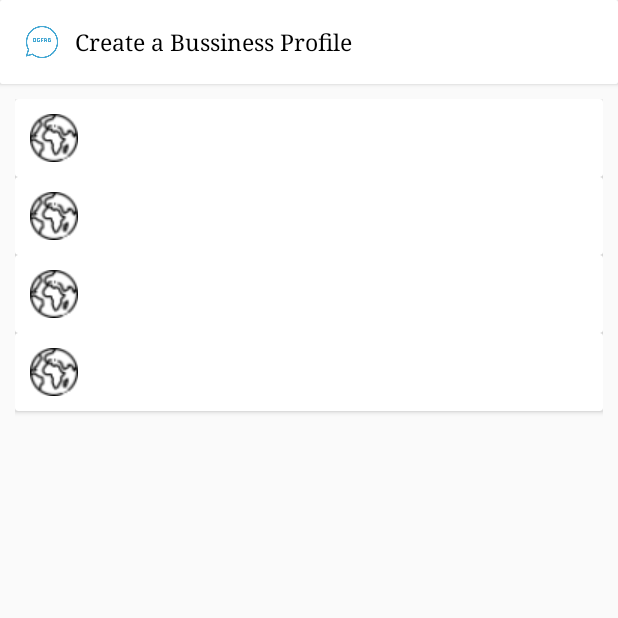
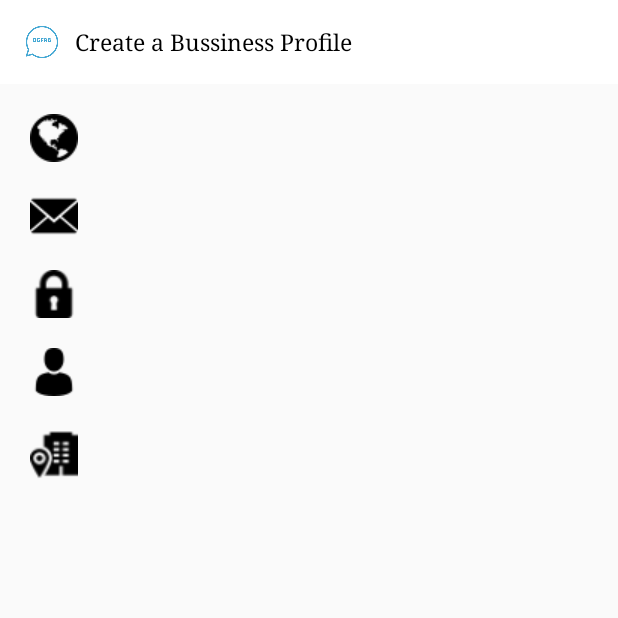
Before and after one commit to raghsahu/DGFAB_8july_New_Dynamic, an Android app: the Main_Registration_1 screen opened directly, with no data from a screen before it, on a phone screen of 412 x 824 dp, the top half of it. Run offline under Robolectric (Android 15) with nearby library versions, the phone set to English and light mode, and no system bars.

```diff
--- /dev/null
+++ b/app/src/main/res/drawable/ic_email_black_24dp.xml
@@ -0,0 +1,5 @@
+<vector android:height="24dp" android:tint="#060606"
+    android:viewportHeight="24.0" android:viewportWidth="24.0"
+    android:width="24dp" xmlns:android="http://schemas.android.com/apk/res/android">
+    <path android:fillColor="#FF000000" android:pathData="M20,4L4,4c-1.1,0 -1.99,0.9 -1.99,2L2,18c0,1.1 0.9,2 2,2h16c1.1,0 2,-0.9 2,-2L22,6c0,-1.1 -0.9,-2 -2,-2zM20,8l-8,5 -8,-5L4,6l8,5 8,-5v2z"/>
+</vector>
--- a/app/src/main/res/layout/activity_main__registration_1.xml
+++ b/app/src/main/res/layout/activity_main__registration_1.xml
@@ -8,11 +8,6 @@
     tools:context=".LoginandReg.Main_Registration_1"
     android:orientation="vertical">
 
-    <android.support.v7.widget.CardView
-        android:id="@+id/card_toolbar"
-        android:layout_width="match_parent"
-        android:layout_height="wrap_content"
-        android:elevation="2dp">
 
         <android.support.v7.widget.Toolbar xmlns:android="http://schemas.android.com/apk/res/android"
             xmlns:app="http://schemas.android.com/apk/res-auto"
@@ -41,7 +36,7 @@
                 android:typeface="serif" />
 
         </android.support.v7.widget.Toolbar>
-    </android.support.v7.widget.CardView>
+
 
     <LinearLayout
         android:padding="10dp"
@@ -49,9 +44,6 @@
         android:layout_width="match_parent"
         android:layout_height="match_parent">
 
-        <android.support.v7.widget.CardView
-            android:layout_width="match_parent"
-            android:layout_height="wrap_content">
             <LinearLayout
                 android:weightSum="2"
                 android:padding="10dp"
@@ -59,7 +51,7 @@
                 android:layout_height="wrap_content">
                 <ImageView
                     android:layout_weight="0"
-                    android:src="@drawable/planetearth"
+                    android:src="@drawable/earthglobe"
                     android:layout_width="wrap_content"
                     android:layout_height="wrap_content" />
                     <android.support.design.widget.TextInputLayout
@@ -79,11 +71,6 @@
 
 
 
-        </android.support.v7.widget.CardView>
-
-        <android.support.v7.widget.CardView
-            android:layout_width="match_parent"
-            android:layout_height="wrap_content">
             <LinearLayout
                 android:weightSum="2"
                 android:padding="10dp"
@@ -91,7 +78,7 @@
                 android:layout_height="wrap_content">
                 <ImageView
                     android:layout_weight="0"
-                    android:src="@drawable/planetearth"
+                    android:src="@drawable/emailenvelope"
                     android:layout_width="wrap_content"
                     android:layout_height="wrap_content" />
                 <android.support.design.widget.TextInputLayout
@@ -109,12 +96,59 @@
 
             </LinearLayout>
 
+            <LinearLayout
+                android:weightSum="2"
+                android:padding="10dp"
+                android:layout_width="match_parent"
+                android:layout_height="wrap_content">
+                <ImageView
 
+                    android:layout_weight="0"
+                    android:src="@drawable/password"
+                    android:layout_width="wrap_content"
+                    android:layout_height="wrap_content" />
+                <android.support.design.widget.TextInputLayout
+                    android:layout_weight="1"
+                    android:layout_width="match_parent"
+                    android:layout_height="match_parent">
+                    <EditText
 
-        </android.support.v7.widget.CardView>
-        <android.support.v7.widget.CardView
+                        android:background="@null"
+
+                        android:layout_width="match_parent"
+                        android:layout_height="match_parent" />
+
+                </android.support.design.widget.TextInputLayout>
+
+            </LinearLayout>
+        <LinearLayout
+            android:weightSum="2"
+            android:padding="10dp"
             android:layout_width="match_parent"
             android:layout_height="wrap_content">
+            <ImageView
+                android:layout_weight="0"
+                android:src="@drawable/manuser"
+                android:layout_width="wrap_content"
+                android:layout_height="wrap_content" />
+            <LinearLayout
+                android:layout_width="match_parent"
+                android:layout_height="wrap_content">
+            <android.support.design.widget.TextInputLayout
+                android:layout_weight="1"
+                android:layout_width="match_parent"
+                android:layout_height="match_parent">
+                <EditText
+
+                    android:background="@null"
+
+                    android:layout_width="match_parent"
+                    android:layout_height="match_parent" />
+
+            </android.support.design.widget.TextInputLayout>
+            </LinearLayout>
+        </LinearLayout>
+
             <LinearLayout
                 android:weightSum="2"
                 android:padding="10dp"
@@ -122,7 +156,7 @@
                 android:layout_height="wrap_content">
                 <ImageView
                     android:layout_weight="0"
-                    android:src="@drawable/planetearth"
+                    android:src="@drawable/company"
                     android:layout_width="wrap_content"
                     android:layout_height="wrap_content" />
                 <android.support.design.widget.TextInputLayout
@@ -140,39 +174,5 @@
 
             </LinearLayout>
 
-
-
-        </android.support.v7.widget.CardView>
-        <android.support.v7.widget.CardView
-            android:layout_width="match_parent"
-            android:layout_height="wrap_content">
-            <LinearLayout
-                android:weightSum="2"
-                android:padding="10dp"
-                android:layout_width="match_parent"
-                android:layout_height="wrap_content">
-                <ImageView
-                    android:layout_weight="0"
-                    android:src="@drawable/planetearth"
-                    android:layout_width="wrap_content"
-                    android:layout_height="wrap_content" />
-                <android.support.design.widget.TextInputLayout
-                    android:layout_weight="1"
-                    android:layout_width="match_parent"
-                    android:layout_height="match_parent">
-                    <EditText
-
-                        android:background="@null"
-
-                        android:layout_width="match_parent"
-                        android:layout_height="match_parent" />
-
-                </android.support.design.widget.TextInputLayout>
-
-            </LinearLayout>
-
-
-
-        </android.support.v7.widget.CardView>
     </LinearLayout>
 </LinearLayout>
```
Also changed, not shown: app/src/main/res/drawable/company.png (added), app/src/main/res/drawable/earthglobe.png (added), app/src/main/res/drawable/emailenvelope.png (added), app/src/main/res/drawable/manuser.png (added), app/src/main/res/drawable/password.png (added), app/src/main/res/drawable/smartphoneinternet.png (added).
